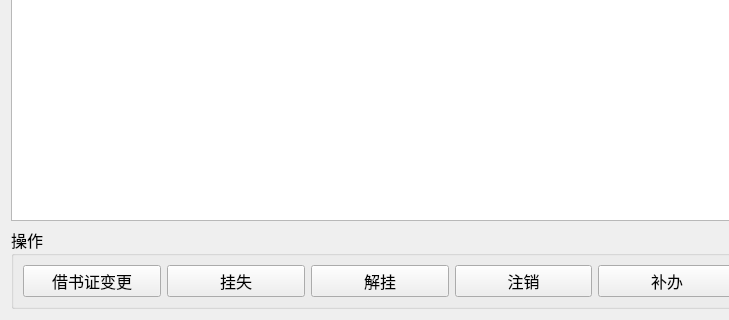
This is UI/ReaderWidget.ui in zy98/LibraryManagement as Qt 5 draws it before an edit; both pictures show x 0 to 729 and y 443 to 763 of the 1395 by 763 pixel window. The edited form follows.
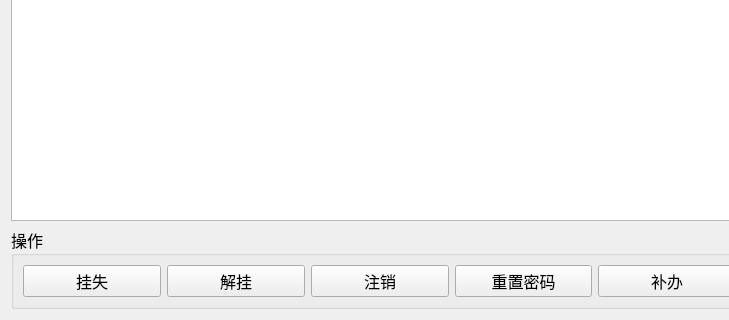
This is the edited form. Custom widgets are drawn as their Qt base class.

What changed in the file:
```diff
--- a/UI/ReaderWidget.ui
+++ b/UI/ReaderWidget.ui
@@ -131,13 +131,6 @@
        </property>
        <layout class="QGridLayout" name="gridLayout_2">
         <item row="0" column="1">
-         <widget class="QPushButton" name="btn_loss">
-          <property name="text">
-           <string>挂失</string>
-          </property>
-         </widget>
-        </item>
-        <item row="0" column="2">
          <widget class="QPushButton" name="btn_normal">
           <property name="text">
            <string>解挂</string>
@@ -147,7 +140,14 @@
           </property>
          </widget>
         </item>
-        <item row="0" column="4">
+        <item row="0" column="7">
+         <widget class="QPushButton" name="btn_type">
+          <property name="text">
+           <string>读者类型管理</string>
+          </property>
+         </widget>
+        </item>
+        <item row="0" column="3">
          <widget class="QPushButton" name="btn_user_disable">
           <property name="text">
            <string>注销</string>
@@ -155,12 +155,9 @@
          </widget>
         </item>
         <item row="0" column="0">
-         <widget class="QPushButton" name="btn_alter">
+         <widget class="QPushButton" name="btn_loss">
           <property name="text">
-           <string>借书证变更</string>
-          </property>
-          <property name="checkable">
-           <bool>false</bool>
+           <string>挂失</string>
           </property>
          </widget>
         </item>
@@ -178,10 +175,10 @@
           </property>
          </widget>
         </item>
-        <item row="0" column="7">
-         <widget class="QPushButton" name="btn_type">
+        <item row="0" column="4">
+         <widget class="QPushButton" name="btn_reset">
           <property name="text">
-           <string>读者类型管理</string>
+           <string>重置密码</string>
           </property>
          </widget>
         </item>
```
